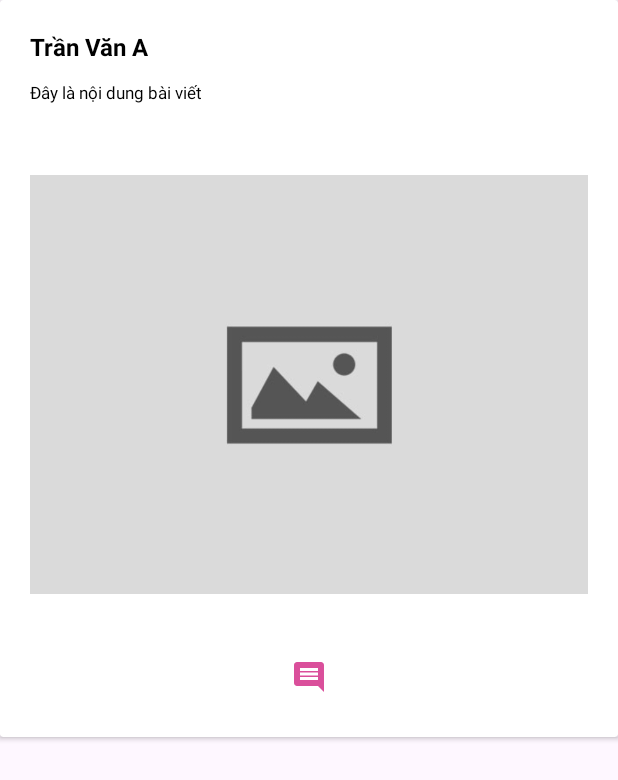
After one commit to ductrannb/care-your-love, an Android app: the layout item_post.xml on its own in the app's theme, with its tools: preview values and no code run, on a phone screen of 412 x 824 dp. The commit adds this screen. Shown: the top 780 px of the screen. Run offline under Robolectric (Android 15) with nearby library versions, the phone set to English and light mode, and no system bars.

Commit message:
frame home

```diff
--- /dev/null
+++ b/app/src/main/res/drawable/icon_comment.xml
@@ -0,0 +1,5 @@
+<vector android:autoMirrored="true" android:height="24dp"
+    android:tint="#DA4F9B" android:viewportHeight="24"
+    android:viewportWidth="24" android:width="24dp" xmlns:android="http://schemas.android.com/apk/res/android">
+    <path android:fillColor="@android:color/white" android:pathData="M21.99,4c0,-1.1 -0.89,-2 -1.99,-2L4,2c-1.1,0 -2,0.9 -2,2v12c0,1.1 0.9,2 2,2h14l4,4 -0.01,-18zM18,14L6,14v-2h12v2zM18,11L6,11L6,9h12v2zM18,8L6,8L6,6h12v2z"/>
+</vector>
--- a/app/src/main/res/layout/activity_main.xml
+++ b/app/src/main/res/layout/activity_main.xml
@@ -20,9 +20,16 @@
     <RelativeLayout
         android:layout_width="match_parent"
         android:layout_height="wrap_content">
+        <androidx.recyclerview.widget.RecyclerView
+            android:id="@+id/rcv_list_post"
+            android:layout_width="match_parent"
+            android:layout_height="match_parent"
+            android:paddingBottom="45dp"
+            android:paddingTop="5dp"/>
         <Button
+            android:id="@+id/home_link_create_post"
             android:layout_width="wrap_content"
-            android:layout_height="wrap_content"
+            android:layout_height="45dp"
             android:drawableLeft="@drawable/icon_add_post"
             android:text="Tạo bài viết"
             android:layout_alignParentEnd="true"
--- /dev/null
+++ b/app/src/main/res/layout/item_post.xml
@@ -0,0 +1,44 @@
+<?xml version="1.0" encoding="utf-8"?>
+<androidx.cardview.widget.CardView
+    xmlns:android="http://schemas.android.com/apk/res/android"
+    android:layout_width="match_parent"
+    android:layout_height="wrap_content">
+
+    <LinearLayout
+        android:layout_width="match_parent"
+        android:layout_height="wrap_content"
+        android:padding="20dp"
+        android:orientation="vertical">
+        <TextView
+            android:id="@+id/post_consultant_name"
+            android:layout_width="match_parent"
+            android:layout_height="wrap_content"
+            android:textSize="16sp"
+            android:textStyle="bold"
+            android:textColor="@color/black"
+            android:text="Trần Văn A"/>
+        <TextView
+            android:id="@+id/post_content"
+            android:layout_width="match_parent"
+            android:layout_height="wrap_content"
+            android:textSize="11dp"
+            android:layout_marginTop="12dp"
+            android:textColor="@color/black"
+            android:text="Đây là nội dung bài viết"/>
+
+        <ImageView
+            android:id="@+id/post_image"
+            android:layout_width="match_parent"
+            android:layout_height="350dp"
+            android:layout_marginTop="12dp"
+            android:src="@drawable/default_thumbnail"/>
+
+        <ImageButton
+            android:id="@+id/post_btn_comment"
+            android:layout_width="match_parent"
+            android:layout_height="40dp"
+            android:src="@drawable/icon_comment"
+            android:background="@color/none"/>
+    </LinearLayout>
+
+</androidx.cardview.widget.CardView>
```
